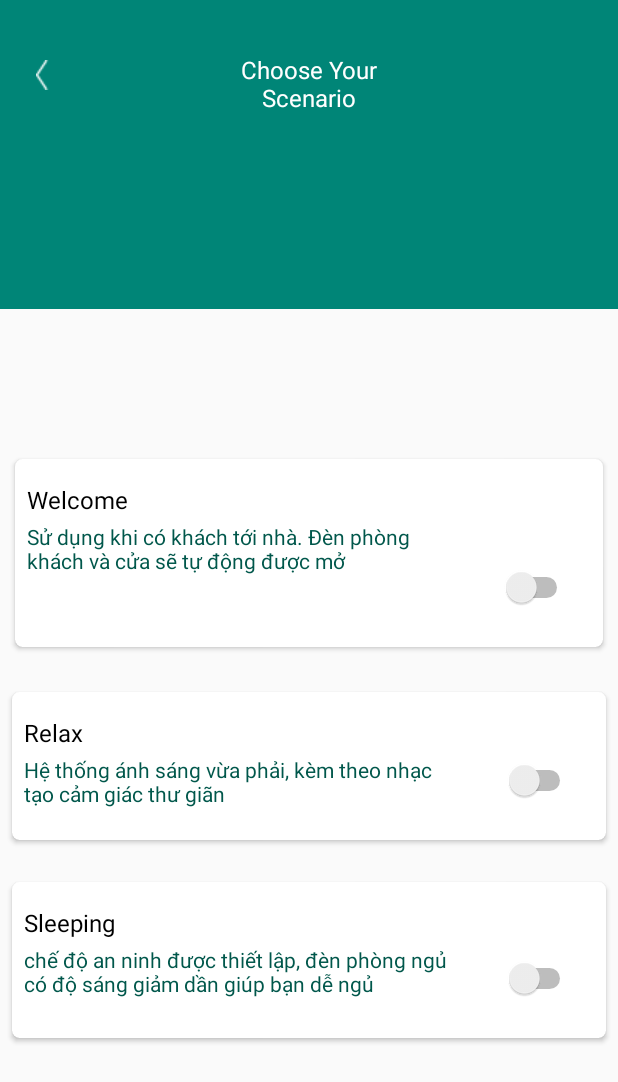
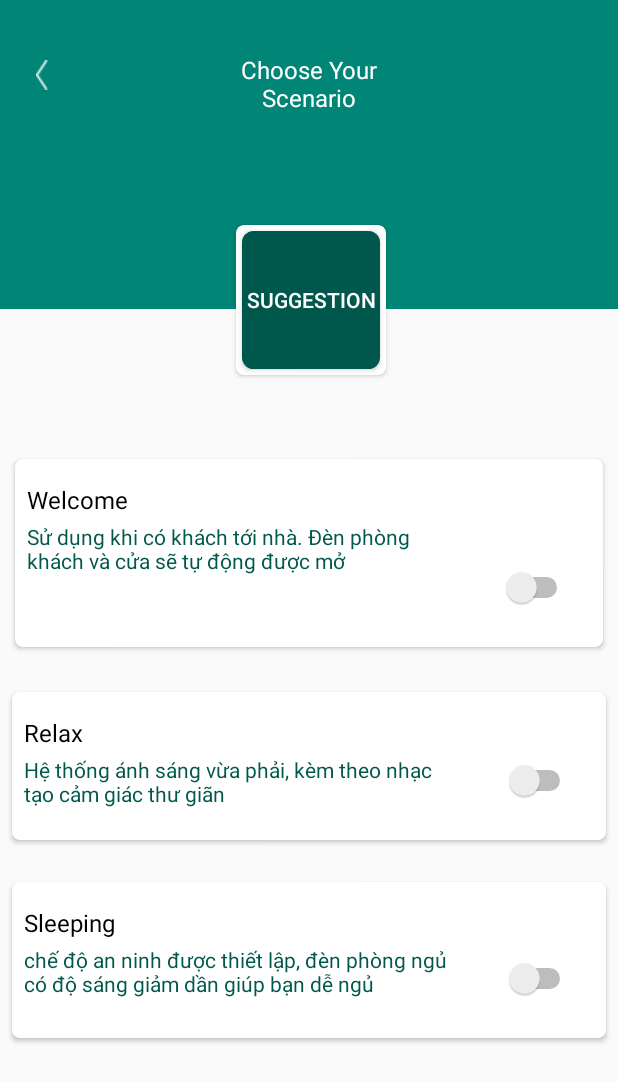
Before and after one commit to nghevabe/SmartApp4.0, an Android app: the HouseScenario screen opened directly, with no data from a screen before it, on a phone screen of 412 x 824 dp. Shown: the top 1082 px of the screen. Run offline under Robolectric (Android 15) with nearby library versions, the phone set to English and light mode, and no system bars.

Commit message:
[UI] add Button Scenario Suggestion for House Scenario Screen

```diff
--- a/SmartApp2/app/src/main/res/layout/house_scenario.xml
+++ b/SmartApp2/app/src/main/res/layout/house_scenario.xml
@@ -268,4 +268,64 @@
         </androidx.constraintlayout.widget.ConstraintLayout>
     </androidx.cardview.widget.CardView>
 
+    <androidx.cardview.widget.CardView
+        android:layout_width="100dp"
+        android:layout_height="100dp"
+        android:elevation="10dp"
+        app:cardCornerRadius="5dp"
+        app:layout_constraintStart_toStartOf="@+id/guideline33"
+        app:layout_constraintTop_toTopOf="@+id/guideline26">
+
+        <androidx.constraintlayout.widget.ConstraintLayout
+            android:layout_width="match_parent"
+            android:layout_height="match_parent">
+
+            <TextView
+                android:id="@+id/textView12"
+                android:layout_width="0dp"
+                android:layout_height="wrap_content"
+                android:layout_marginTop="8dp"
+                android:gravity="center"
+                android:textColor="@color/colorBlack"
+                android:textSize="15dp"
+                app:layout_constraintEnd_toEndOf="parent"
+                app:layout_constraintStart_toStartOf="parent"
+                app:layout_constraintTop_toTopOf="parent" />
+
+            <Button
+                android:id="@+id/buttonSmart"
+                android:layout_width="0dp"
+                android:layout_height="0dp"
+                android:layout_margin="4dp"
+                android:background="@drawable/button_fill"
+                android:text="Suggestion"
+                android:textColor="@color/colorCard"
+                app:layout_constraintBottom_toBottomOf="parent"
+                app:layout_constraintEnd_toEndOf="parent"
+                app:layout_constraintStart_toStartOf="parent"
+                app:layout_constraintTop_toTopOf="parent" />
+
+            <androidx.constraintlayout.widget.Guideline
+                android:id="@+id/guideline18"
+                android:layout_width="wrap_content"
+                android:layout_height="wrap_content"
+                android:orientation="horizontal"
+                app:layout_constraintGuide_percent="0.5" />
+        </androidx.constraintlayout.widget.ConstraintLayout>
+    </androidx.cardview.widget.CardView>
+
+    <androidx.constraintlayout.widget.Guideline
+        android:id="@+id/guideline26"
+        android:layout_width="wrap_content"
+        android:layout_height="wrap_content"
+        android:orientation="horizontal"
+        app:layout_constraintGuide_percent="0.18194254" />
+
+    <androidx.constraintlayout.widget.Guideline
+        android:id="@+id/guideline33"
+        android:layout_width="wrap_content"
+        android:layout_height="wrap_content"
+        android:orientation="vertical"
+        app:layout_constraintGuide_percent="0.38199514" />
+
 </androidx.constraintlayout.widget.ConstraintLayout>
```
Also changed, not shown: SmartApp2/app/src/main/java/com/example/smartapp/HouseScenario.java (+0 -8 lines).
